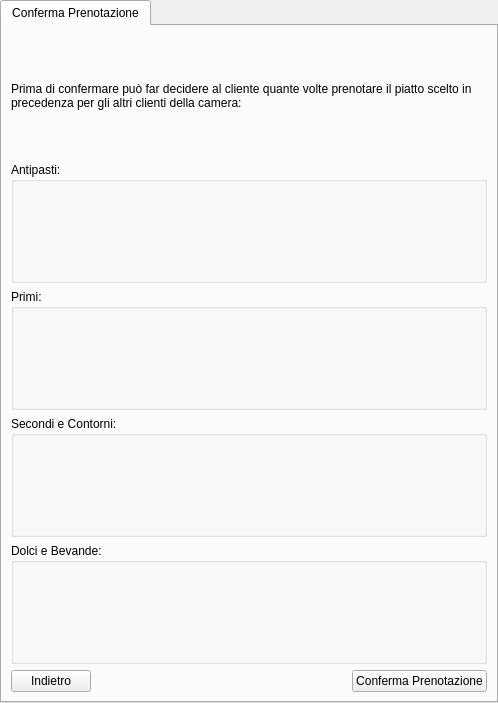
First picture: the form in ui/Receptionist/InserisciSceltaPastiPranzoCena/ConfermaSceltaPastiCena.ui, repository mdoraz/Hotel, before the edit.
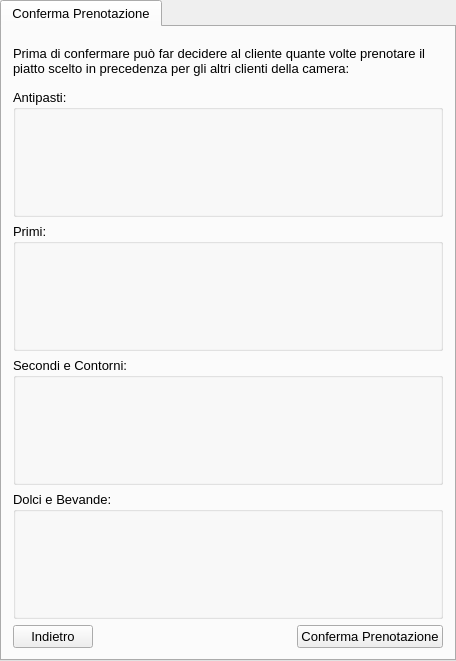
Second picture: the form after the edit.

What changed in the file:
```diff
--- a/ui/Receptionist/InserisciSceltaPastiPranzoCena/ConfermaSceltaPastiCena.ui
+++ b/ui/Receptionist/InserisciSceltaPastiPranzoCena/ConfermaSceltaPastiCena.ui
@@ -6,10 +6,22 @@
    <rect>
     <x>0</x>
     <y>0</y>
-    <width>498</width>
-    <height>703</height>
+    <width>456</width>
+    <height>661</height>
    </rect>
   </property>
+  <property name="minimumSize">
+   <size>
+    <width>450</width>
+    <height>650</height>
+   </size>
+  </property>
+  <property name="font">
+   <font>
+    <family>Arial</family>
+    <pointsize>10</pointsize>
+   </font>
+  </property>
   <property name="windowTitle">
    <string>Struttura Alberghiera</string>
   </property>
@@ -18,6 +30,18 @@
     <string>Conferma Prenotazione</string>
    </attribute>
    <layout class="QGridLayout" name="gridLayout">
+    <property name="leftMargin">
+     <number>11</number>
+    </property>
+    <property name="topMargin">
+     <number>11</number>
+    </property>
+    <property name="rightMargin">
+     <number>11</number>
+    </property>
+    <property name="bottomMargin">
+     <number>11</number>
+    </property>
     <item row="5" column="0">
      <widget class="QPushButton" name="btnIndietro">
       <property name="text">
@@ -79,6 +103,12 @@
     </item>
     <item row="0" column="0" colspan="3">
      <widget class="QLabel" name="labelIntroduzione">
+      <property name="sizePolicy">
+       <sizepolicy hsizetype="Preferred" vsizetype="Fixed">
+        <horstretch>0</horstretch>
+        <verstretch>0</verstretch>
+       </sizepolicy>
+      </property>
       <property name="text">
        <string>Prima di confermare può far decidere al cliente quante volte prenotare il piatto scelto in precedenza per gli altri clienti della camera:</string>
       </property>
```
